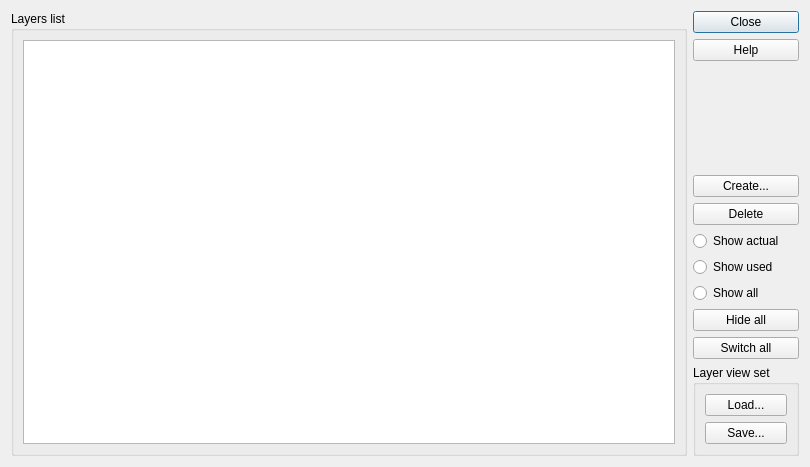
usiksan/SaliCAD, file windows/SdDLayers.ui: the form before one commit.
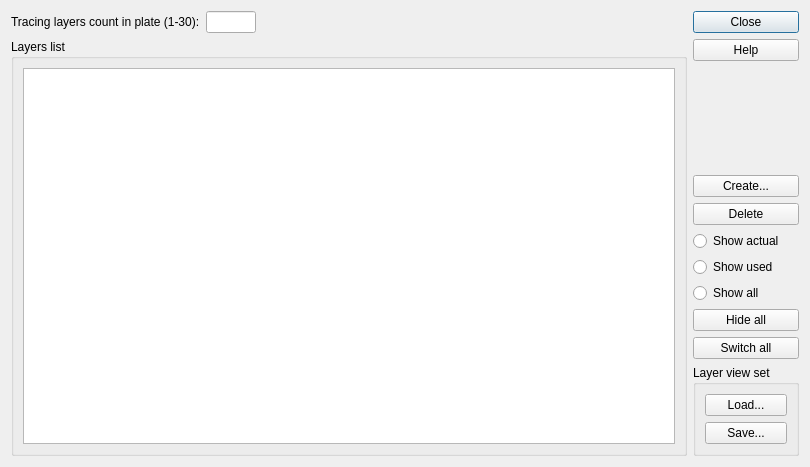
The form after the commit.

Commit message: v0.36 Append command for check rules and showRuleErrors with icons Append "check rules" algorithm Append tracing layer count edit line in layers dialog when calling from plate

```diff
--- a/windows/SdDLayers.ui
+++ b/windows/SdDLayers.ui
@@ -13,8 +13,44 @@
   <property name="windowTitle">
    <string>Layers</string>
   </property>
+  <layout class="QHBoxLayout" name="horizontalLayout_2">
+   <item>
+    <layout class="QVBoxLayout" name="verticalLayout_4">
+     <item>
   <layout class="QHBoxLayout" name="horizontalLayout">
    <item>
+        <widget class="QLabel" name="label">
+         <property name="text">
+          <string>Tracing layers count in plate (1-30):</string>
+         </property>
+        </widget>
+       </item>
+       <item>
+        <widget class="QLineEdit" name="mStratumCount">
+         <property name="maximumSize">
+          <size>
+           <width>50</width>
+           <height>16777215</height>
+          </size>
+         </property>
+        </widget>
+       </item>
+       <item>
+        <spacer name="horizontalSpacer">
+         <property name="orientation">
+          <enum>Qt::Horizontal</enum>
+         </property>
+         <property name="sizeHint" stdset="0">
+          <size>
+           <width>40</width>
+           <height>20</height>
+          </size>
+         </property>
+        </spacer>
+       </item>
+      </layout>
+     </item>
+     <item>
     <widget class="QGroupBox" name="groupBox">
      <property name="title">
       <string>Layers list</string>
@@ -29,6 +65,8 @@
       </item>
      </layout>
     </widget>
+     </item>
+    </layout>
    </item>
    <item>
     <layout class="QVBoxLayout" name="verticalLayout_2">
```
Lines whose indentation alone changed are shown as unchanged. The commit also changes 22 other files.
